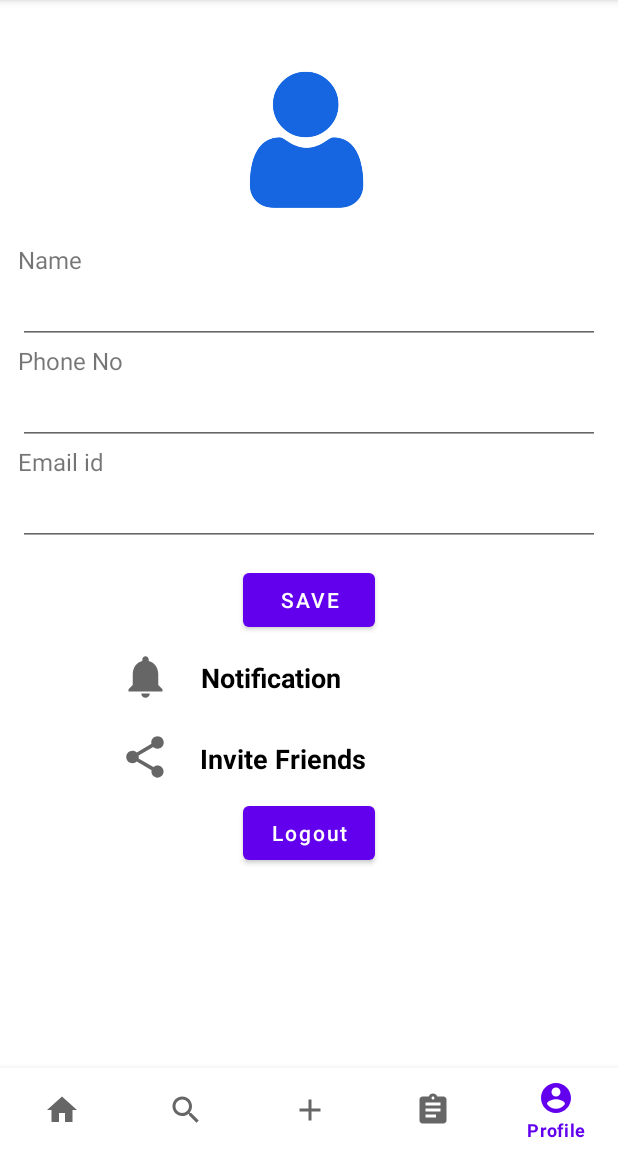
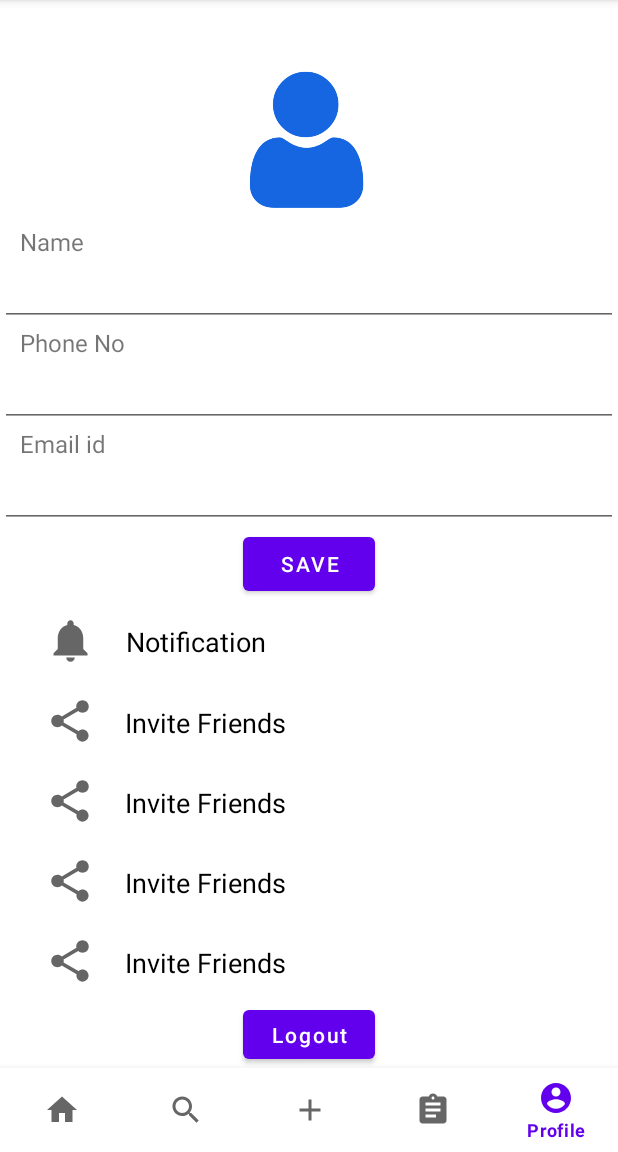
Before and after one commit to bidyutmahato/Mess_Finder, an Android app: the screen it shows after launch (MainActivity), item 5 of the bottom bar chosen, on a phone screen of 412 x 824 dp, the part 84-1236 px from its top. Run offline under Robolectric (Android 15) with nearby library versions, the phone set to English and light mode, and no system bars; our stand-ins replace CircleImageView, Firebase (no records; nobody signed in at launch, a user with empty details on screens opened directly).

Commit message:
version 1.0.7 (profile)

```diff
--- a/app/src/main/res/layout/fragment_profile.xml
+++ b/app/src/main/res/layout/fragment_profile.xml
@@ -1,5 +1,6 @@
 <?xml version="1.0" encoding="utf-8"?>
 <RelativeLayout
+
 
     xmlns:android="http://schemas.android.com/apk/res/android"
     xmlns:tools="http://schemas.android.com/tools"
@@ -30,13 +31,13 @@
         android:layout_height="wrap_content"
         android:layout_below="@id/profile_Image"
         android:layout_marginTop="0dp"
-        android:orientation="vertical"
-        android:padding="12dp">
+        android:orientation="vertical">
 
         <TextView
             android:id="@+id/profile_Name_txt"
             android:layout_width="match_parent"
             android:layout_height="wrap_content"
+            android:layout_marginLeft="13dp"
             android:text="Name"
             android:textSize="16dp" />
 
@@ -49,6 +50,7 @@
             android:id="@+id/profile_phoneNo_text"
             android:layout_width="match_parent"
             android:layout_height="wrap_content"
+            android:layout_marginLeft="13dp"
             android:text="Phone No "
             android:textSize="16dp" />
 
@@ -61,6 +63,7 @@
             android:id="@+id/profile_emailId_txt"
             android:layout_width="match_parent"
             android:layout_height="wrap_content"
+            android:layout_marginLeft="13dp"
             android:text="Email id "
             android:textSize="16dp" />
 
@@ -99,7 +102,7 @@
             android:id="@+id/setting_profile_icon"
             android:layout_width="34dp"
             android:layout_height="34dp"
-            android:layout_marginLeft="70dp"
+            android:layout_marginLeft="20dp"
             android:src="@drawable/icon_notification" />
 
         <TextView
@@ -110,7 +113,7 @@
             android:text="Notification"
             android:textColor="#000"
             android:textSize="18dp"
-            android:textStyle="bold" />
+            />
 
     </LinearLayout>
 
@@ -132,28 +135,160 @@
             android:layout_width="33dp"
             android:layout_height="33dp"
             android:src="@drawable/icon_share"
-            android:layout_marginLeft="70dp"
+            android:layout_marginLeft="20dp"
             />
         <TextView
             android:layout_width="wrap_content"
             android:layout_height="wrap_content"
             android:text="Invite Friends"
             android:textSize="18dp"
-            android:textStyle="bold"
             android:textColor="#000"
             android:layout_marginLeft="20dp"
             android:layout_marginTop="5dp"/>
 
     </LinearLayout>
 
+    // linear layout four
+
+    <LinearLayout
+        android:id="@+id/profile_linear_layout_4"
+        android:layout_width="match_parent"
+        android:layout_height="wrap_content"
+        android:orientation="horizontal"
+        android:layout_below="@+id/profile_linear_layout_3"
+        android:padding="10dp">
+
+        <ImageView
+            android:id="@+id/setting_share_icon3"
+            android:layout_width="33dp"
+            android:layout_height="33dp"
+            android:src="@drawable/icon_share"
+            android:layout_marginLeft="20dp"
+            />
+        <TextView
+            android:layout_width="wrap_content"
+            android:layout_height="wrap_content"
+            android:text="Invite Friends"
+            android:textSize="18dp"
+            android:textColor="#000"
+            android:layout_marginLeft="20dp"
+            android:layout_marginTop="5dp"/>
+
+    </LinearLayout>
+
+
+
+    // linear layout 5
+
+
+    <LinearLayout
+        android:id="@+id/profile_linear_layout_5"
+        android:layout_width="match_parent"
+        android:layout_height="wrap_content"
+        android:orientation="horizontal"
+        android:layout_below="@+id/profile_linear_layout_4"
+        android:padding="10dp">
+
+        <ImageView
+            android:id="@+id/setting_share_icon5"
+            android:layout_width="33dp"
+            android:layout_height="33dp"
+            android:src="@drawable/icon_share"
+            android:layout_marginLeft="20dp"
+            />
+        <TextView
+            android:layout_width="wrap_content"
+            android:layout_height="wrap_content"
+            android:text="Invite Friends"
+            android:textSize="18dp"
+            android:textColor="#000"
+            android:layout_marginLeft="20dp"
+            android:layout_marginTop="5dp"/>
+
+    </LinearLayout>
+
+
+    // linear layout six
+
+
+
+    <LinearLayout
+        android:id="@+id/profile_linear_layout_6"
+        android:layout_width="match_parent"
+        android:layout_height="wrap_content"
+        android:orientation="horizontal"
+        android:layout_below="@+id/profile_linear_layout_5"
+        android:padding="10dp">
+
+        <ImageView
+            android:id="@+id/setting_share_icona6"
+            android:layout_width="33dp"
+            android:layout_height="33dp"
+            android:src="@drawable/icon_share"
+            android:layout_marginLeft="20dp"
+            />
+        <TextView
+            android:layout_width="wrap_content"
+            android:layout_height="wrap_content"
+            android:text="Invite Friends"
+            android:textSize="18dp"
+            android:textColor="#000"
+            android:layout_marginLeft="20dp"
+            android:layout_marginTop="5dp"/>
+
+    </LinearLayout>
+
+
+
+
+
+
+
+
+
+
+
+
+
+
+
+
+
+
+
+
+
+
+
+
+
+
+
+
+
+
+
+
+
+
+
+
+
+
+
+
+
+
+
+
+
     <Button
         android:id="@+id/btn_Logout"
         android:layout_width="wrap_content"
         android:layout_height="wrap_content"
         android:layout_centerHorizontal="true"
-        android:layout_below="@+id/profile_linear_layout_3"
+        android:layout_below="@id/profile_linear_layout_6"
         android:text="Logout"
         android:textAllCaps="false" />
 
-
 </RelativeLayout>
```
Also changed, not shown: app/src/main/AndroidManifest.xml (+10 -2 lines).
